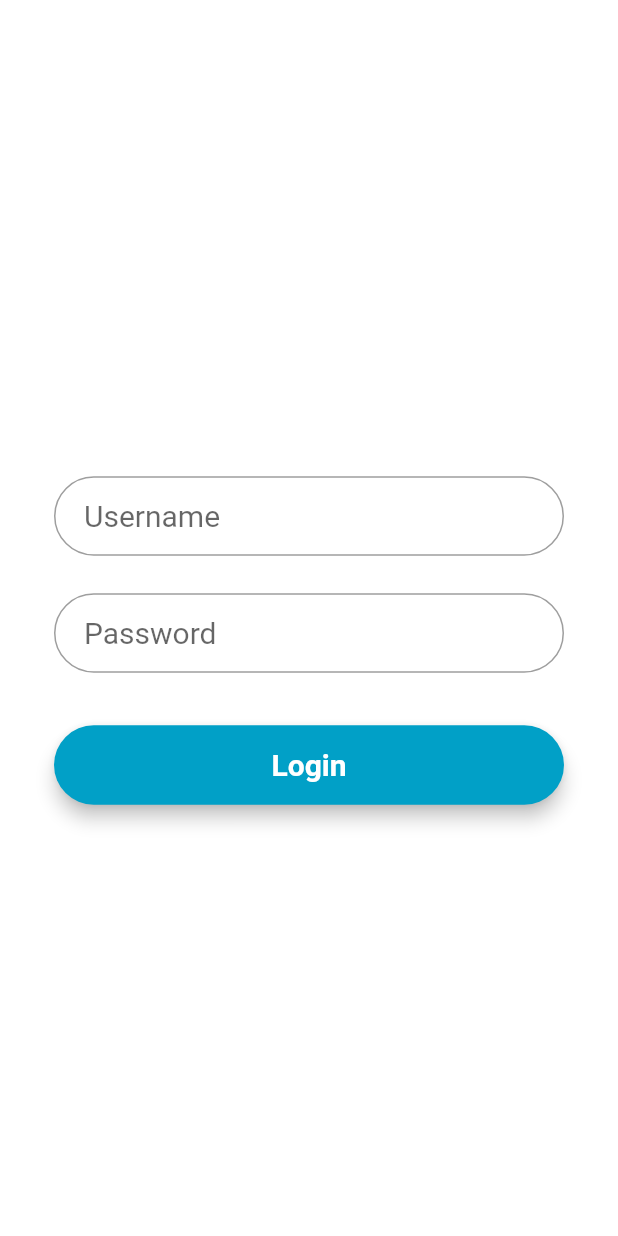
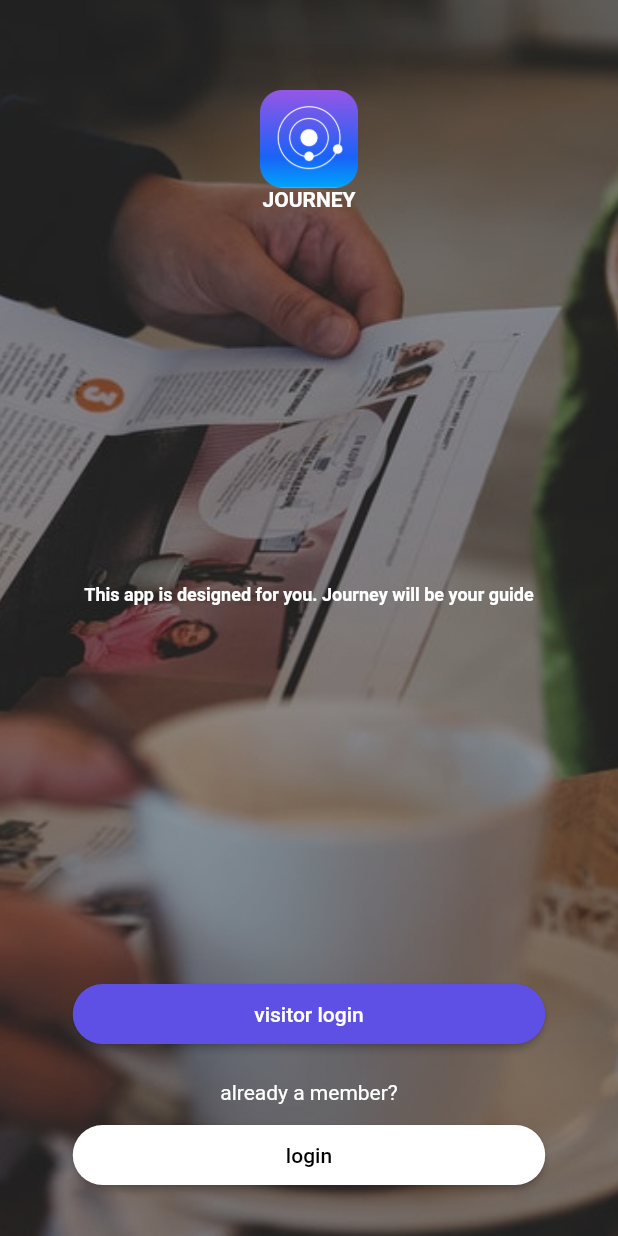
Before and after one commit to serkon/intern, a Flutter app: the screen it shows after launch, on a phone screen of 412 x 824 dp. Run offline on Flutter 3.47's test engine with Material 2 defaults, Android fonts, the light colour scheme and no system bars; missing offline and left inert: encrypt; Roboto replaces fonts that are missing (Monserrat).

```diff
--- a/lib/state/my_home_page_state.dart
+++ /dev/null
@@ -1,114 +0,0 @@
-import 'package:flutter/material.dart';
-import 'package:flutter_login/model/user.dart';
-import 'package:flutter_login/service/user_service.dart';
-import 'package:flutter_login/widget/stateful/my_home_page.dart';
-import 'dart:convert';
-
-class MyHomePageState extends State<MyHomePage> {
-  TextStyle _style = TextStyle(fontFamily: 'Monserrat', fontSize: 20.0);
-  String _usernameText, _passwordText;
-  bool _progressBarActive = false;
-
-  Future _doLogin() async {
-    if (_usernameText == null || _passwordText == null) {
-      return;
-    }
-
-    setState(() {
-      _progressBarActive = true;
-    });
-
-    final response = await UserService.loginUser(_usernameText, _passwordText);
-
-    setState(() {
-      _progressBarActive = false;
-    });
-
-    if (response.statusCode != 200) {
-      return;
-    }
-
-    final parsedJson = json.decode(response.body);
-    if (parsedJson['accessToken']?.isEmpty() ?? true) {
-      return;
-    }
-
-    User user = User.fromJson(parsedJson);
-
-    Navigator.of(context).pushReplacementNamed('/user_home');
-  }
-
-  @override
-  Widget build(BuildContext context) {
-    final usernameField = TextField(
-      obscureText: false,
-      style: _style,
-      onChanged: (text) {
-        _usernameText = text;
-      },
-      decoration: InputDecoration(
-          contentPadding: EdgeInsets.fromLTRB(20.0, 15.0, 20.0, 15.0),
-          hintText: "Username",
-          border:
-              OutlineInputBorder(borderRadius: BorderRadius.circular(32.0))),
-    );
-
-    final passwordField = TextField(
-      obscureText: true,
-      style: _style,
-      onChanged: (text) {
-        _passwordText = text;
-      },
-      decoration: InputDecoration(
-          contentPadding: EdgeInsets.fromLTRB(20.0, 15.0, 20.0, 15.0),
-          hintText: "Password",
-          border:
-              OutlineInputBorder(borderRadius: BorderRadius.circular(32.0))),
-    );
-
-    final loginButton = Material(
-      elevation: 5.0,
-      borderRadius: BorderRadius.circular(30.0),
-      color: Color(0xff01A0C7),
-      child: MaterialButton(
-        minWidth: MediaQuery.of(context).size.width,
-        padding: EdgeInsets.fromLTRB(20.0, 15.0, 20.0, 15.0),
-        onPressed: _doLogin,
-        child: Text("Login",
-            textAlign: TextAlign.center,
-            style: _style.copyWith(
-                color: Colors.white, fontWeight: FontWeight.bold)),
-      ),
-    );
-
-    return Scaffold(
-      body: Center(
-        child: _progressBarActive == true
-            ? const CircularProgressIndicator()
-            : Container(
-                color: Colors.white,
-                child: Padding(
-                  padding: const EdgeInsets.all(36.0),
-                  child: Column(
-                    crossAxisAlignment: CrossAxisAlignment.center,
-                    mainAxisAlignment: MainAxisAlignment.center,
-                    children: <Widget>[
-                      SizedBox(height: 45.0),
-                      usernameField,
-                      SizedBox(height: 25.0),
-                      passwordField,
-                      SizedBox(
-                        height: 35.0,
-                      ),
-                      loginButton,
-                      SizedBox(
-                        height: 15.0,
-                      ),
-                    ],
-                  ),
-                ),
-              ),
-      ),
-    );
-  }
-}
--- a/lib/widget/stateful/my_home_page.dart
+++ /dev/null
@@ -1,11 +0,0 @@
-import 'package:flutter/material.dart';
-import 'package:flutter_login/state/my_home_page_state.dart';
-
-class MyHomePage extends StatefulWidget {
-  MyHomePage({Key key, this.title}) : super(key: key);
-
-  final String title;
-
-  @override
-  MyHomePageState createState() => MyHomePageState();
-}
--- /dev/null
+++ b/lib/widget/stateless/LbsText.dart
@@ -0,0 +1,62 @@
+import 'package:flutter/material.dart';
+
+class LbsText extends StatelessWidget {
+  final String title;
+  final String description;
+  final Color color;
+  final double fontSize;
+  final IconData icon;
+  final bool password;
+
+  LbsText(
+      {Key key,
+        this.title = "Enter Your Input Title",
+        this.description,
+        this.color = Colors.white,
+        this.fontSize = 12,
+        this.icon = Icons.remove_red_eye,
+        this.password = false})
+      : super(key: key);
+
+  @override
+  Widget build(BuildContext context) {
+    return TextField(
+      // cursorColor: Colors.red,
+      // cursorRadius: Radius.circular(1),
+      // cursorWidth: 16.0,
+      textAlign: TextAlign.start,
+      obscureText: this.password,
+      decoration: InputDecoration(
+        // prefix: Icon(
+        //   this.icon,
+        //   size: 20,
+        //   color: this.color.withOpacity(0.8),
+        // ),
+        prefixIcon: Icon(this.icon,
+            size: this.fontSize, color: this.color.withOpacity(0.8)),
+        //suffixIcon: FlatButton(
+        // onPressed: () => print("yunus tÄ±kladÄ±"),
+        //child: Icon(Icons.remove_red_eye),
+        //),
+        enabledBorder: UnderlineInputBorder(
+          borderSide:
+          BorderSide(color: this.color.withOpacity(0.5), width: 0.5),
+        ),
+        focusedBorder: UnderlineInputBorder(
+          borderSide:
+          BorderSide(color: this.color.withOpacity(0.5), width: 0.5),
+        ),
+        labelText: this.title,
+        labelStyle: TextStyle(color: this.color, fontSize: this.fontSize),
+        // hintText: this.title,
+        // hintStyle: TextStyle(color: this.color),
+        helperText: this.description,
+        helperStyle: TextStyle(color: this.color.withOpacity(0.8)),
+      ),
+      style: TextStyle(
+          color: this.color,
+          fontWeight: FontWeight.w300,
+          fontSize: this.fontSize),
+    );
+  }
+}
--- /dev/null
+++ b/lib/widget/stateless/expense_image_asset.dart
@@ -0,0 +1,12 @@
+
+import 'package:flutter/material.dart';
+
+class ExpenseImageAsset extends StatelessWidget {
+  @override
+  Widget build(BuildContext context) {
+    AssetImage assetImage =
+    AssetImage('assets/images/journey_logo.png');
+    Image image = Image(image: assetImage, width: 65.0, height: 65.0);
+    return Container(child: image);
+  }
+}
--- a/lib/widget/stateless/main.dart
+++ b/lib/widget/stateless/main.dart
@@ -1,24 +1,18 @@
 import 'package:flutter/material.dart';
 
-import 'package:flutter_login/widget/stateful/my_home_page.dart';
+import 'package:flutter_login/widget/stateless/welcome_screen.dart';
 
-import 'user_home.dart';
 
 void main() => runApp(MyApp());
 
 class MyApp extends StatelessWidget {
   @override
   Widget build(BuildContext context) {
+    String name = '';
     return MaterialApp(
-      title: 'Flutter Demo',
-      theme: ThemeData(
-        primarySwatch: Colors.red,
-      ),
-      home: MyHomePage(title: 'Flutter Demo Home Page'),
-      routes: <String, WidgetBuilder> {
-        '/login': (BuildContext context) => MyHomePage(title: 'Login Page'),
-        '/user_home' : (BuildContext context) => UserHome()
-      },
-    );
+        title: "Expense Form",
+        debugShowCheckedModeBanner: false,
+        theme: ThemeData(),
+        home: Scaffold(body: WelcomeScreen()));
   }
 }
--- /dev/null
+++ b/lib/widget/stateless/welcome_screen.dart
@@ -0,0 +1,78 @@
+import 'package:flutter/material.dart';
+import 'package:flutter_login/widget/stateful/login_screen.dart';
+import 'package:flutter_login/widget/stateless/expense_image_asset.dart';
+//import 'lbsText.dart';
+
+class WelcomeScreen extends StatelessWidget {
+  @override
+  Widget build(BuildContext context) {
+    return Scaffold(
+
+        resizeToAvoidBottomInset: true,
+        body: Container(
+          width: MediaQuery
+              .of(context)
+              .size
+              .width,
+          decoration: BoxDecoration(
+            image: DecorationImage(
+              image: AssetImage("assets/images/welcome_background.png"),
+              fit: BoxFit.cover,
+            ),
+          ),
+          child: Column(
+            children: <Widget>[
+              Padding(
+                padding: EdgeInsets.only(top: 60),
+                child: ExpenseImageAsset(),
+              ),
+              Text('JOURNEY',
+                  textAlign: TextAlign.center,
+                  style: TextStyle(
+                      color: Colors.white, fontWeight: FontWeight.w700)),
+              Expanded(
+                child: Center(
+                  child: Text(
+                      'This app is designed for you. Journey will be your guide',
+                      textAlign: TextAlign.center,
+                      style: TextStyle(color: Colors.white,
+                          fontSize: 12,
+                          fontWeight: FontWeight.w600)),
+                ),
+              ),
+              Container(
+                  padding: EdgeInsets.only(bottom: 20),
+                  child: MaterialButton(
+                      onPressed: () {},
+                      child: Text('visitor login',
+                          style: TextStyle(color: Colors.white)),
+                      height: 40.0,
+                      minWidth: 315.0,
+                      color: new Color(0xff5e50e4),
+                      shape: new RoundedRectangleBorder(
+                          borderRadius: new BorderRadius.circular(30.0)))),
+              Text('already a member?',
+                  textAlign: TextAlign.center,
+                  style: TextStyle(color: Colors.white)),
+              Container(
+                  padding: EdgeInsets.only(bottom: 30, top: 10),
+                  child: MaterialButton(
+                      onPressed: () {
+                        Navigator.push(context,
+                            MaterialPageRoute(builder: (context) {
+                              return LoginScreen();
+                            }));
+                      },
+                      child: Text('login',
+                          style: TextStyle(color: Colors.black)),
+                      height: 40.0,
+                      minWidth: 315.0,
+                      color: Colors.white,
+                      shape: new RoundedRectangleBorder(
+                          borderRadius: new BorderRadius.circular(30.0))))
+
+            ],
+          ),
+        ));
+  }
+}
--- a/pubspec.yaml
+++ b/pubspec.yaml
@@ -41,6 +41,11 @@ flutter:
   uses-material-design: true
 
   # To add assets to your application, add an assets section, like this:
+  assets:
+    - assets/images/welcome_background.png
+    - assets/images/journey_logo.png
+
+  # To add assets to your application, add an assets section, like this:
   # assets:
   #  - images/a_dot_burr.jpeg
   #  - images/a_dot_ham.jpeg
```
Also changed, not shown: lib/widget/stateful/login_screen.dart (added, +96 -0 lines), lib/widget/stateless/login_background.dart (added, +17 -0 lines), lib/widget/stateless/user_home.dart (deleted, +0 -17 lines), assets/images/journey_logo.png (added), assets/images/welcome_background.png (added).
